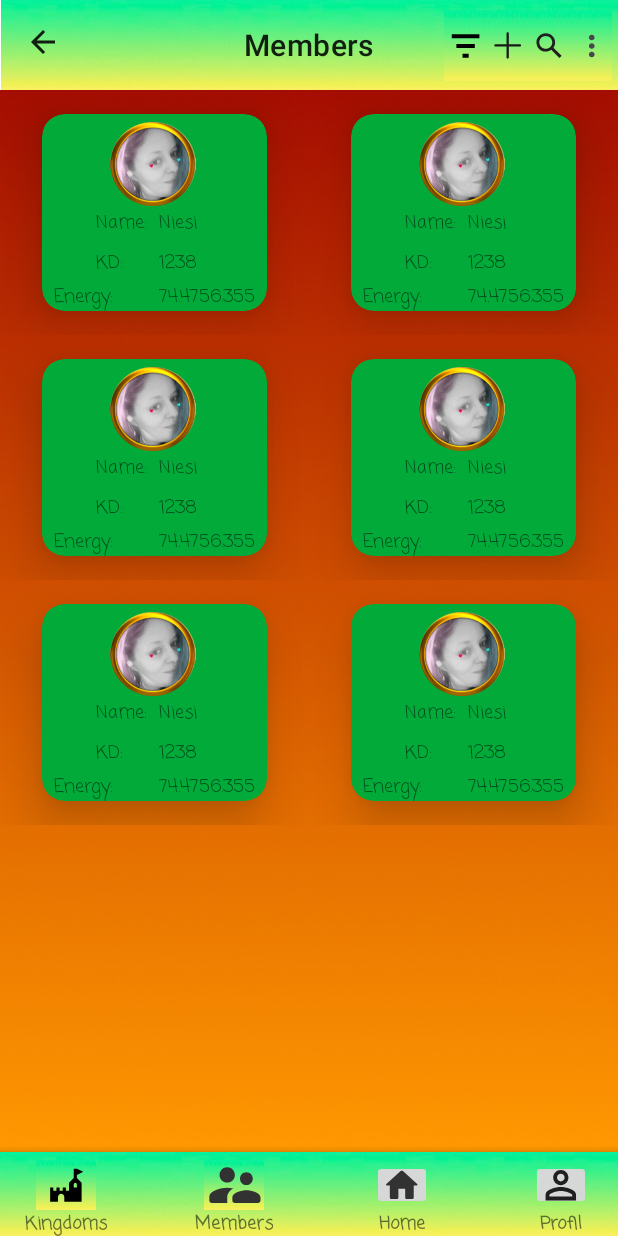
After one commit to NicoleRoehm/DataofRoK, an Android app: the layout fragment_members.xml on its own in the app's theme, with its tools: preview values and no code run, on a phone screen of 412 x 824 dp. The commit adds this screen. Run offline under Robolectric (Android 15) with nearby library versions, the phone set to English and light mode, and no system bars.

Commit message:
Projekt App DataofRoK for Rise of Kingdoms

```diff
--- a/app/build.gradle
+++ b/app/build.gradle
@@ -45,6 +45,8 @@ dependencies {
     implementation 'androidx.constraintlayout:constraintlayout:2.1.4'
     implementation 'androidx.navigation:navigation-fragment-ktx:2.5.3'
     implementation 'androidx.navigation:navigation-ui-ktx:2.5.3'
+    implementation 'androidx.core:core-ktx:+'
+    implementation 'androidx.core:core-ktx:+'
     testImplementation 'junit:junit:4.13.2'
     androidTestImplementation 'androidx.test.ext:junit:1.1.5'
     androidTestImplementation 'androidx.test.espresso:espresso-core:3.5.1'
--- /dev/null
+++ b/app/src/main/java/com/example/dataofRoK/ui/MembersFragment.kt
@@ -0,0 +1,30 @@
+package com.example.dataofRoK.ui
+
+import android.os.Bundle
+import android.view.LayoutInflater
+import android.view.View
+import android.view.ViewGroup
+import androidx.fragment.app.Fragment
+import androidx.fragment.app.activityViewModels
+import com.example.dataofRoK.MainViewModel
+import com.example.rokdata.databinding.FragmentMembersBinding
+
+class MembersFragment: Fragment() {
+
+    private var _binding: FragmentMembersBinding? = null
+    private val binding get() = _binding!!
+    private val viewModel: MainViewModel by activityViewModels()
+
+    override fun onCreateView(
+        inflater: LayoutInflater,
+        container: ViewGroup?,
+        savedInstanceState: Bundle?
+    ): View? {
+        _binding = FragmentMembersBinding.inflate(inflater,container,false)
+        val view = binding.root
+        return view
+    }
+
+    override fun onViewCreated(view: View, savedInstanceState: Bundle?) {
+    }
+}
--- /dev/null
+++ b/app/src/main/java/com/example/dataofRoK/ui/ProfilFragment.kt
@@ -0,0 +1,31 @@
+package com.example.dataofRoK.ui
+
+import android.os.Bundle
+import android.view.LayoutInflater
+import android.view.View
+import android.view.ViewGroup
+import androidx.fragment.app.Fragment
+import androidx.fragment.app.activityViewModels
+import com.example.dataofRoK.MainViewModel
+
+import com.example.rokdata.databinding.FragmentProfilBinding
+
+class ProfilFragment : Fragment() {
+
+    private var _binding: FragmentProfilBinding? = null
+    private val binding get() = _binding!!
+    private val viewModel: MainViewModel by activityViewModels()
+
+    override fun onCreateView(
+        inflater: LayoutInflater,
+        container: ViewGroup?,
+        savedInstanceState: Bundle?
+    ): View? {
+        _binding = FragmentProfilBinding.inflate(inflater,container,false)
+        val view = binding.root
+        return view
+    }
+
+    override fun onViewCreated(view: View, savedInstanceState: Bundle?) {
+    }
+}
--- /dev/null
+++ b/app/src/main/res/layout/fragment_members.xml
@@ -0,0 +1,201 @@
+<?xml version="1.0" encoding="utf-8"?>
+<androidx.constraintlayout.widget.ConstraintLayout xmlns:android="http://schemas.android.com/apk/res/android"
+    xmlns:app="http://schemas.android.com/apk/res-auto"
+    xmlns:tools="http://schemas.android.com/tools"
+    android:layout_width="match_parent"
+    android:layout_height="match_parent">
+
+    <androidx.recyclerview.widget.RecyclerView
+        android:id="@+id/members_item_recyclerview"
+        android:layout_width="0dp"
+        android:layout_height="0dp"
+        android:background="@drawable/backround"
+        app:layoutManager="androidx.recyclerview.widget.GridLayoutManager"
+        app:layout_constraintBottom_toTopOf="@+id/members_fragment_navigationsbar"
+        app:layout_constraintEnd_toEndOf="parent"
+        app:layout_constraintStart_toStartOf="parent"
+        app:layout_constraintTop_toBottomOf="@+id/members_fragment_materialtoolbar"
+        tools:itemCount="20"
+        tools:listitem="@layout/members_item"
+        app:spanCount="2"/>
+
+    <com.google.android.material.appbar.MaterialToolbar
+        android:id="@+id/members_fragment_materialtoolbar"
+        android:layout_width="411dp"
+        android:layout_height="60dp"
+        android:background="@drawable/backroundtoolbar"
+        android:minHeight="?attr/actionBarSize"
+        android:theme="?attr/actionBarTheme"
+        app:layout_constraintEnd_toEndOf="parent"
+        app:layout_constraintHorizontal_bias="1.0"
+        app:layout_constraintStart_toStartOf="parent"
+        app:layout_constraintTop_toTopOf="parent"
+        app:navigationIcon="?attr/homeAsUpIndicator"
+        app:title="Members"
+        app:titleCentered="true" />
+
+    <ImageButton
+        android:id="@+id/members_fragment_filterbutton"
+        android:layout_width="28dp"
+        android:layout_height="0dp"
+        android:background="@drawable/backroundtoolbar"
+        app:layout_constraintBottom_toBottomOf="@+id/members_fragment_unions_button"
+        app:layout_constraintEnd_toStartOf="@+id/members_fragment_unions_button"
+        app:layout_constraintTop_toTopOf="@+id/members_fragment_unions_button"
+        app:srcCompat="@drawable/vector"
+        tools:ignore="SpeakableTextPresentCheck,TouchTargetSizeCheck" />
+
+    <ImageButton
+        android:id="@+id/members_fragment_trailling_button"
+        android:layout_width="28dp"
+        android:layout_height="47dp"
+        android:layout_marginTop="8dp"
+        android:layout_marginEnd="4dp"
+        android:layout_marginBottom="8dp"
+        android:background="@drawable/backroundtoolbar"
+        app:layout_constraintBottom_toBottomOf="@+id/members_fragment_materialtoolbar"
+        app:layout_constraintEnd_toEndOf="parent"
+        app:layout_constraintTop_toTopOf="parent"
+        app:layout_constraintVertical_bias="0.47"
+        app:srcCompat="@drawable/trailing_icon"
+        tools:ignore="SpeakableTextPresentCheck,TouchTargetSizeCheck" />
+
+    <ImageButton
+        android:id="@+id/members_fragment_search_button"
+        android:layout_width="28dp"
+        android:layout_height="0dp"
+        android:background="@drawable/backroundtoolbar"
+        app:layout_constraintBottom_toBottomOf="@+id/members_fragment_trailling_button"
+        app:layout_constraintEnd_toStartOf="@+id/members_fragment_trailling_button"
+        app:layout_constraintTop_toTopOf="@+id/members_fragment_trailling_button"
+        app:srcCompat="@drawable/search_icon"
+        tools:ignore="SpeakableTextPresentCheck,TouchTargetSizeCheck" />
+
+    <ImageButton
+        android:id="@+id/members_fragment_unions_button"
+        android:layout_width="28dp"
+        android:layout_height="0dp"
+        android:background="@drawable/backroundtoolbar"
+        app:layout_constraintBottom_toBottomOf="@+id/members_fragment_search_button"
+        app:layout_constraintEnd_toStartOf="@+id/members_fragment_search_button"
+        app:layout_constraintTop_toTopOf="@+id/members_fragment_search_button"
+        app:srcCompat="@drawable/union"
+        tools:ignore="SpeakableTextPresentCheck,TouchTargetSizeCheck" />
+
+    <com.google.android.material.bottomappbar.BottomAppBar
+        android:id="@+id/members_fragment_navigationsbar"
+        android:layout_width="0dp"
+        android:layout_height="wrap_content"
+        android:layout_gravity="bottom"
+        android:background="@drawable/backroundtoolbar"
+        android:foreground="@drawable/backroundtoolbar"
+        app:backgroundTint="#00FFFFFF"
+        app:layout_constraintBottom_toBottomOf="parent"
+        app:layout_constraintEnd_toEndOf="parent"
+        app:layout_constraintHorizontal_bias="0.0"
+        app:layout_constraintStart_toStartOf="parent"
+        tools:ignore="BottomAppBar" />
+
+    <ImageButton
+        android:id="@+id/members_fragment_Kingdomsicon"
+        android:layout_width="40dp"
+        android:layout_height="33dp"
+        android:layout_marginStart="24dp"
+        android:layout_marginTop="5dp"
+        android:background="@drawable/backroundtoolbar"
+        app:layout_constraintBottom_toBottomOf="parent"
+        app:layout_constraintStart_toStartOf="@+id/members_fragment_navigationsbar"
+        app:layout_constraintTop_toTopOf="@+id/members_fragment_navigationsbar"
+        app:layout_constraintVertical_bias="0.0"
+        app:srcCompat="@drawable/casle_icon"
+        tools:ignore="SpeakableTextPresentCheck,TouchTargetSizeCheck" />
+
+    <TextView
+        android:id="@+id/members_fragment_text_Kingdoms"
+        android:layout_width="wrap_content"
+        android:layout_height="0dp"
+        android:fontFamily="casual"
+        android:text="Kingdoms"
+        android:textSize="12sp"
+        android:textStyle="bold"
+        app:layout_constraintBottom_toBottomOf="@+id/members_fragment_navigationsbar"
+        app:layout_constraintEnd_toEndOf="@+id/members_fragment_Kingdomsicon"
+        app:layout_constraintStart_toStartOf="@+id/members_fragment_Kingdomsicon"
+        app:layout_constraintTop_toBottomOf="@+id/members_fragment_Kingdomsicon" />
+
+    <ImageButton
+        android:id="@+id/members_fragment_members_button"
+        android:layout_width="40dp"
+        android:layout_height="0dp"
+        android:layout_marginStart="72dp"
+        android:background="@drawable/backroundtoolbar"
+        app:layout_constraintBottom_toBottomOf="@+id/members_fragment_Kingdomsicon"
+        app:layout_constraintStart_toEndOf="@+id/members_fragment_Kingdomsicon"
+        app:layout_constraintTop_toTopOf="@+id/members_fragment_Kingdomsicon"
+        app:layout_constraintVertical_bias="1.0"
+        app:srcCompat="@drawable/mitglieder" />
+
+    <TextView
+        android:id="@+id/members_fragment_text_members"
+        android:layout_width="wrap_content"
+        android:layout_height="0dp"
+        android:layout_marginBottom="2dp"
+        android:fontFamily="casual"
+        android:text="Members"
+        android:textSize="12sp"
+        android:textStyle="bold"
+        app:layout_constraintBottom_toBottomOf="parent"
+        app:layout_constraintEnd_toEndOf="@+id/members_fragment_members_button"
+        app:layout_constraintStart_toStartOf="@+id/members_fragment_members_button"
+        app:layout_constraintTop_toBottomOf="@+id/members_fragment_members_button" />
+
+    <ImageButton
+        android:id="@+id/members_fragment_home_button"
+        android:layout_width="40dp"
+        android:layout_height="0dp"
+        android:layout_marginStart="72dp"
+        app:layout_constraintBottom_toBottomOf="@+id/members_fragment_members_button"
+        app:layout_constraintStart_toEndOf="@+id/members_fragment_members_button"
+        app:layout_constraintTop_toTopOf="@+id/members_fragment_members_button"
+        app:srcCompat="@drawable/home" />
+
+    <TextView
+        android:id="@+id/members_fragment_text_home"
+        android:layout_width="wrap_content"
+        android:layout_height="0dp"
+        android:layout_marginBottom="2dp"
+        android:fontFamily="casual"
+        android:text="Home"
+        android:textSize="12sp"
+        android:textStyle="bold"
+        app:layout_constraintBottom_toBottomOf="@+id/members_fragment_navigationsbar"
+        app:layout_constraintEnd_toEndOf="@+id/members_fragment_home_button"
+        app:layout_constraintStart_toStartOf="@+id/members_fragment_home_button"
+        app:layout_constraintTop_toBottomOf="@+id/members_fragment_home_button" />
+
+    <ImageButton
+        android:id="@+id/members_frragment_profil_button"
+        android:layout_width="40dp"
+        android:layout_height="0dp"
+        android:layout_marginStart="72dp"
+        android:layout_marginEnd="24dp"
+        app:layout_constraintBottom_toBottomOf="@+id/members_fragment_home_button"
+        app:layout_constraintEnd_toEndOf="parent"
+        app:layout_constraintStart_toEndOf="@+id/members_fragment_home_button"
+        app:layout_constraintTop_toTopOf="@+id/members_fragment_home_button"
+        app:srcCompat="@drawable/profilicon" />
+
+    <TextView
+        android:id="@+id/members_fragment_text_profil"
+        android:layout_width="wrap_content"
+        android:layout_height="0dp"
+        android:fontFamily="casual"
+        android:text="Profil"
+        android:textSize="12sp"
+        android:textStyle="bold"
+        app:layout_constraintBottom_toBottomOf="parent"
+        app:layout_constraintEnd_toEndOf="@+id/members_frragment_profil_button"
+        app:layout_constraintStart_toStartOf="@+id/members_frragment_profil_button"
+        app:layout_constraintTop_toBottomOf="@+id/members_frragment_profil_button" />
+
+</androidx.constraintlayout.widget.ConstraintLayout>
--- a/app/src/main/res/layout/fragment_profil.xml
+++ b/app/src/main/res/layout/fragment_profil.xml
@@ -23,11 +23,13 @@
 
     <ImageButton
         android:id="@+id/profil_fragment_trailling_button"
-        android:layout_width="36dp"
-        android:layout_height="51dp"
+        android:layout_width="28dp"
+        android:layout_height="47dp"
         android:layout_marginTop="8dp"
-        android:layout_marginEnd="2dp"
+        android:layout_marginEnd="4dp"
+        android:layout_marginBottom="8dp"
         android:background="@drawable/backroundtoolbar"
+        app:layout_constraintBottom_toBottomOf="@+id/profil_fragment_materialtoolbar"
         app:layout_constraintEnd_toEndOf="parent"
         app:layout_constraintTop_toTopOf="parent"
         app:layout_constraintVertical_bias="0.8"
@@ -36,9 +38,8 @@
 
     <ImageButton
         android:id="@+id/profil_fragment_search_button"
-        android:layout_width="34dp"
-        android:layout_height="51dp"
-        android:layout_marginEnd="1dp"
+        android:layout_width="28dp"
+        android:layout_height="0dp"
         android:background="@drawable/backroundtoolbar"
         app:layout_constraintBottom_toBottomOf="@+id/profil_fragment_trailling_button"
         app:layout_constraintEnd_toStartOf="@+id/profil_fragment_trailling_button"
@@ -48,9 +49,8 @@
 
     <ImageButton
         android:id="@+id/profil_fragment_bag_button"
-        android:layout_width="37dp"
+        android:layout_width="28dp"
         android:layout_height="0dp"
-        android:layout_marginEnd="1dp"
         android:background="@drawable/backroundtoolbar"
         app:layout_constraintBottom_toBottomOf="@+id/profil_fragment_search_button"
         app:layout_constraintEnd_toStartOf="@+id/profil_fragment_search_button"
@@ -520,6 +520,7 @@
         android:text="Profil"
         android:textSize="12sp"
         android:textStyle="bold"
+        app:layout_constraintBottom_toBottomOf="@+id/profil_fragment_navigationsbar"
         app:layout_constraintEnd_toEndOf="@+id/profil_fragment_profilicon"
         app:layout_constraintStart_toStartOf="@+id/profil_fragment_profilicon"
         app:layout_constraintTop_toBottomOf="@+id/profil_fragment_profilicon" />
@@ -544,6 +545,7 @@
         android:text="Kingdoms"
         android:textSize="12sp"
         android:textStyle="bold"
+        app:layout_constraintBottom_toBottomOf="@+id/profil_fragment_navigationsbar"
         app:layout_constraintEnd_toEndOf="@+id/profil_fragment_Kingdomsicon"
         app:layout_constraintStart_toStartOf="@+id/profil_fragment_Kingdomsicon"
         app:layout_constraintTop_toBottomOf="@+id/profil_fragment_Kingdomsicon" />
@@ -568,6 +570,7 @@
         android:text="Members"
         android:textSize="12sp"
         android:textStyle="bold"
+        app:layout_constraintBottom_toBottomOf="@+id/profil_fragment_navigationsbar"
         app:layout_constraintEnd_toEndOf="@+id/profil_fragment_Membersicon"
         app:layout_constraintStart_toStartOf="@+id/profil_fragment_Membersicon"
         app:layout_constraintTop_toBottomOf="@+id/profil_fragment_Membersicon" />
@@ -592,6 +595,7 @@
         android:text="Home"
         android:textSize="12sp"
         android:textStyle="bold"
+        app:layout_constraintBottom_toBottomOf="@+id/profil_fragment_navigationsbar"
         app:layout_constraintEnd_toEndOf="@+id/profil_fragment_homeicon"
         app:layout_constraintStart_toStartOf="@+id/profil_fragment_homeicon"
         app:layout_constraintTop_toBottomOf="@+id/profil_fragment_homeicon" />
--- /dev/null
+++ b/app/src/main/res/layout/members_item.xml
@@ -0,0 +1,117 @@
+<?xml version="1.0" encoding="utf-8"?>
+<androidx.constraintlayout.widget.ConstraintLayout xmlns:android="http://schemas.android.com/apk/res/android"
+    xmlns:app="http://schemas.android.com/apk/res-auto"
+    xmlns:tools="http://schemas.android.com/tools"
+    android:layout_width="wrap_content"
+    android:layout_height="wrap_content">
+
+    <androidx.cardview.widget.CardView
+        android:id="@+id/member_item_cardview"
+        android:layout_width="wrap_content"
+        android:layout_height="wrap_content"
+        android:layout_marginStart="32dp"
+        android:layout_marginTop="16dp"
+        android:layout_marginEnd="32dp"
+        android:layout_marginBottom="16dp"
+        app:cardBackgroundColor="#02AA3A"
+        app:cardCornerRadius="15dp"
+        app:cardElevation="20dp"
+        app:layout_constraintBottom_toBottomOf="parent"
+        app:layout_constraintEnd_toEndOf="parent"
+        app:layout_constraintStart_toStartOf="parent"
+        app:layout_constraintTop_toTopOf="parent">
+
+        <androidx.constraintlayout.widget.ConstraintLayout
+            android:layout_width="wrap_content"
+            android:layout_height="match_parent">
+
+            <ImageView
+                android:id="@+id/member_item_picture"
+                android:layout_width="60dp"
+                android:layout_height="56dp"
+                android:layout_marginStart="44dp"
+                android:layout_marginTop="5dp"
+                app:layout_constraintStart_toStartOf="parent"
+                app:layout_constraintTop_toTopOf="parent"
+                app:srcCompat="@drawable/profilbildvorschau" />
+
+            <TextView
+                android:id="@+id/member_item_text_name"
+                android:layout_width="wrap_content"
+                android:layout_height="wrap_content"
+                android:layout_marginStart="36dp"
+                android:layout_marginTop="2dp"
+                android:fontFamily="casual"
+                android:text="Name:"
+                android:textSize="12sp"
+                app:layout_constraintStart_toStartOf="parent"
+                app:layout_constraintTop_toBottomOf="@+id/member_item_picture" />
+
+            <TextView
+                android:id="@+id/members_item_name"
+                android:layout_width="wrap_content"
+                android:layout_height="0dp"
+                android:layout_marginStart="8dp"
+                android:fontFamily="casual"
+                android:textSize="12sp"
+                app:layout_constraintBottom_toBottomOf="@+id/member_item_text_name"
+                app:layout_constraintStart_toEndOf="@+id/member_item_text_name"
+                app:layout_constraintTop_toTopOf="@+id/member_item_text_name"
+                tools:text="Niesi" />
+
+            <TextView
+                android:id="@+id/members_item_text_kd"
+                android:layout_width="0dp"
+                android:layout_height="wrap_content"
+                android:layout_marginTop="8dp"
+                android:fontFamily="casual"
+                android:text="KD:"
+                android:textSize="12sp"
+                app:layout_constraintEnd_toEndOf="@+id/member_item_text_name"
+                app:layout_constraintStart_toStartOf="@+id/member_item_text_name"
+                app:layout_constraintTop_toBottomOf="@+id/member_item_text_name" />
+
+            <TextView
+                android:id="@+id/members_item_Kd"
+                android:layout_width="0dp"
+                android:layout_height="0dp"
+                android:layout_marginStart="8dp"
+                android:fontFamily="casual"
+                android:textSize="12sp"
+                app:layout_constraintBottom_toBottomOf="@+id/members_item_text_kd"
+                app:layout_constraintEnd_toEndOf="@+id/members_item_name"
+                app:layout_constraintStart_toEndOf="@+id/members_item_text_kd"
+                app:layout_constraintTop_toTopOf="@+id/members_item_text_kd"
+                tools:text="1238" />
+
+            <TextView
+                android:id="@+id/members_item_text_energy"
+                android:layout_width="0dp"
+                android:layout_height="wrap_content"
+                android:layout_marginStart="8dp"
+                android:layout_marginTop="4dp"
+                android:fontFamily="casual"
+                android:text="Energy:"
+                android:textSize="12sp"
+                app:layout_constraintEnd_toEndOf="@+id/members_item_text_kd"
+                app:layout_constraintHorizontal_bias="0.516"
+                app:layout_constraintStart_toStartOf="parent"
+                app:layout_constraintTop_toBottomOf="@+id/members_item_text_kd" />
+
+            <TextView
+                android:id="@+id/members_item_energy"
+                android:layout_width="wrap_content"
+                android:layout_height="0dp"
+                android:layout_marginStart="8dp"
+                android:layout_marginEnd="8dp"
+                android:fontFamily="casual"
+                android:textAlignment="textEnd"
+                android:textSize="12sp"
+                app:layout_constraintBottom_toBottomOf="@+id/members_item_text_energy"
+                app:layout_constraintEnd_toEndOf="parent"
+                app:layout_constraintStart_toEndOf="@+id/members_item_text_energy"
+                app:layout_constraintTop_toTopOf="@+id/members_item_text_energy"
+                tools:text="74.4756.355" />
+        </androidx.constraintlayout.widget.ConstraintLayout>
+    </androidx.cardview.widget.CardView>
+</androidx.constraintlayout.widget.ConstraintLayout>
--- a/app/src/main/res/navigation/nav_graph.xml
+++ b/app/src/main/res/navigation/nav_graph.xml
@@ -20,4 +20,9 @@
         android:name="com.example.dataofRoK.ui.HomeFragment"
         android:label="HomeFragment"
         tools:layout="@layout/fragment_home"/>
+    <fragment
+        android:id="@+id/profilFragment"
+        android:name="com.example.dataofRoK.ui.ProfilFragment"
+        android:label="ProfilFragment"
+        tools:layout="@layout/fragment_profil"/>
 </navigation>
--- a/build.gradle
+++ b/build.gradle
@@ -4,5 +4,5 @@
 plugins {
     id 'com.android.application' version '7.4.1' apply false
     id 'com.android.library' version '7.4.1' apply false
-    id 'org.jetbrains.kotlin.android' version '1.8.0' apply false
+    id 'org.jetbrains.kotlin.android' version '1.8.20-Beta' apply false
 }
```
